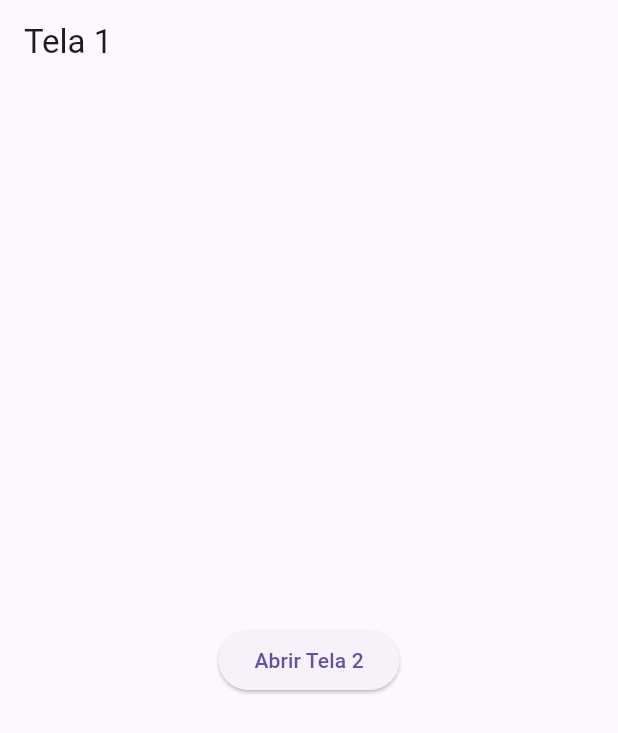
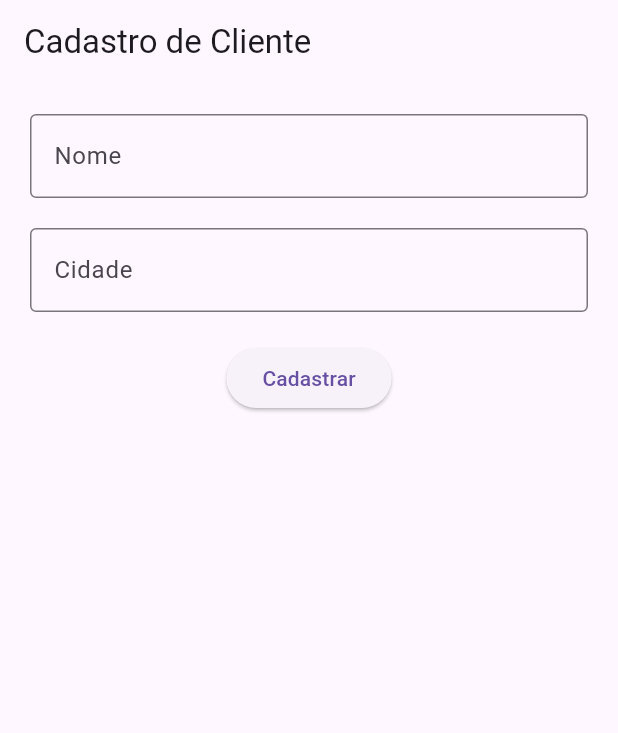
Before and after one commit to neildev7/ativ1-navegacao, a Flutter app: the screen it shows after launch, on a phone screen of 412 x 824 dp. Shown: the top 733 px of the screen. Run offline on Flutter 3.47's test engine with Material 3 defaults, Android fonts, the phone set to English and light mode, and no system bars.

Commit message:
atividade 2

```diff
--- a/lib/main.dart
+++ b/lib/main.dart
@@ -11,63 +11,70 @@ class MeuApp extends StatelessWidget {
   Widget build(BuildContext context) {
     return MaterialApp(
       debugShowCheckedModeBanner: false,
-      title: 'Navegação',
-      home: const Tela1(),
+      home: const CadastroCliente(),
     );
   }
 }
 
-class Tela1 extends StatelessWidget {
-  const Tela1({super.key});
+class CadastroCliente extends StatefulWidget {
+  const CadastroCliente({super.key});
+
+  @override
+  State<CadastroCliente> createState() => _CadastroClienteState();
+}
+
+class _CadastroClienteState extends State<CadastroCliente> {
+  final TextEditingController nomeController = TextEditingController();
+  final TextEditingController cidadeController = TextEditingController();
+
+  void abrirResumo() {
+    String nome = nomeController.text;
+    String cidade = cidadeController.text;
+
+    Navigator.push(
+      context,
+      MaterialPageRoute(
+        builder: (context) => ResumoCliente(
+          nome: nome,
+          cidade: cidade,
+        ),
+      ),
+    );
+  }
 
   @override
   Widget build(BuildContext context) {
     return Scaffold(
       appBar: AppBar(
-        title: const Text('Tela 1'),
+        title: const Text('Cadastro de Cliente'),
       ),
-      body: Center(
-        child: ElevatedButton(
-          onPressed: () {
-            Navigator.push(
-              context,
-              MaterialPageRoute(
-                builder: (context) => const Tela2(),
+      body: Padding(
+        padding: const EdgeInsets.all(20),
+        child: Column(
+          children: [
+            TextField(
+              controller: nomeController,
+              decoration: const InputDecoration(
+                labelText: 'Nome',
+                border: OutlineInputBorder(),
               ),
-            );
-          },
-          child: const Text('Abrir Tela 2'),
-        ),
-      ),
-    );
-  }
-}
+            ),
 
-class Tela2 extends StatelessWidget {
-  const Tela2({super.key});
+            const SizedBox(height: 20),
 
-  @override
-  Widget build(BuildContext context) {
-    return Scaffold(
-      appBar: AppBar(
-        title: const Text('Tela 2'),
-      ),
-      body: Center(
-        child: Column(
-          mainAxisAlignment: MainAxisAlignment.center,
-          children: [
-            const Text(
-              'Você entrou no sistema!',
-              style: TextStyle(fontSize: 22),
+            TextField(
+              controller: cidadeController,
+              decoration: const InputDecoration(
+                labelText: 'Cidade',
+                border: OutlineInputBorder(),
+              ),
             ),
 
             const SizedBox(height: 20),
 
             ElevatedButton(
-              onPressed: () {
-                Navigator.pop(context);
-              },
-              child: const Text('Voltar'),
+              onPressed: abrirResumo,
+              child: const Text('Cadastrar'),
             ),
           ],
         ),
@@ -75,3 +82,48 @@ class Tela2 extends StatelessWidget {
     );
   }
 }
+
+class ResumoCliente extends StatelessWidget {
+  final String nome;
+  final String cidade;
+
+  const ResumoCliente({
+    super.key,
+    required this.nome,
+    required this.cidade,
+  });
+
+  @override
+  Widget build(BuildContext context) {
+    return Scaffold(
+      appBar: AppBar(
+        title: const Text('Resumo'),
+      ),
+      body: Padding(
+        padding: const EdgeInsets.all(20),
+        child: Card(
+          child: Padding(
+            padding: const EdgeInsets.all(20),
+            child: Column(
+              mainAxisSize: MainAxisSize.min,
+              crossAxisAlignment: CrossAxisAlignment.start,
+              children: [
+                Text(
+                  'Nome: $nome',
+                  style: const TextStyle(fontSize: 20),
+                ),
+
+                const SizedBox(height: 10),
+
+                Text(
+                  'Cidade: $cidade',
+                  style: const TextStyle(fontSize: 20),
+                ),
+              ],
+            ),
+          ),
+        ),
+      ),
+    );
+  }
+}
```
